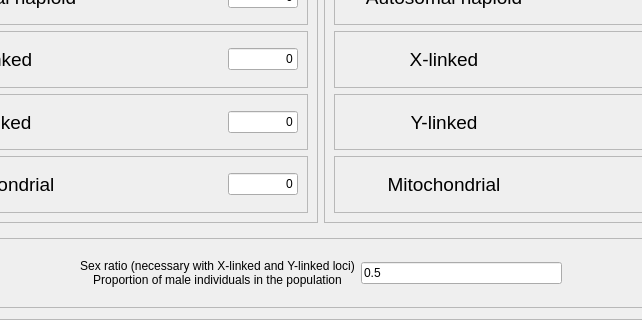
Old version of the form python_interface/uis/setLocusNumber.ui in the repository cbgp/diyabc; both pictures show x 143 to 785 and y 316 to 636 of the 928 by 636 pixel window.
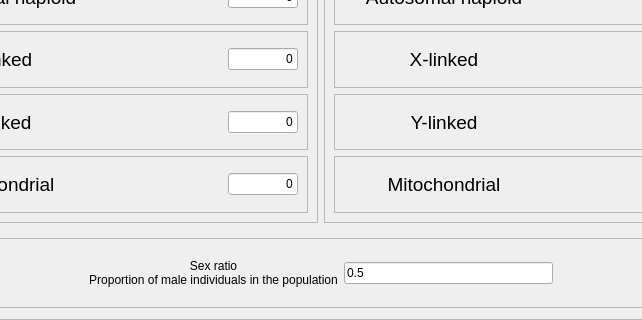
New version of the form.

```diff
--- a/python_interface/uis/setLocusNumber.ui
+++ b/python_interface/uis/setLocusNumber.ui
@@ -1019,7 +1019,7 @@
       <item>
        <widget class="QLabel" name="label_3">
         <property name="text">
-         <string>Sex ratio (necessary with X-linked and Y-linked loci)
+         <string>Sex ratio
 Proportion of male individuals in the population</string>
         </property>
         <property name="alignment">
```
